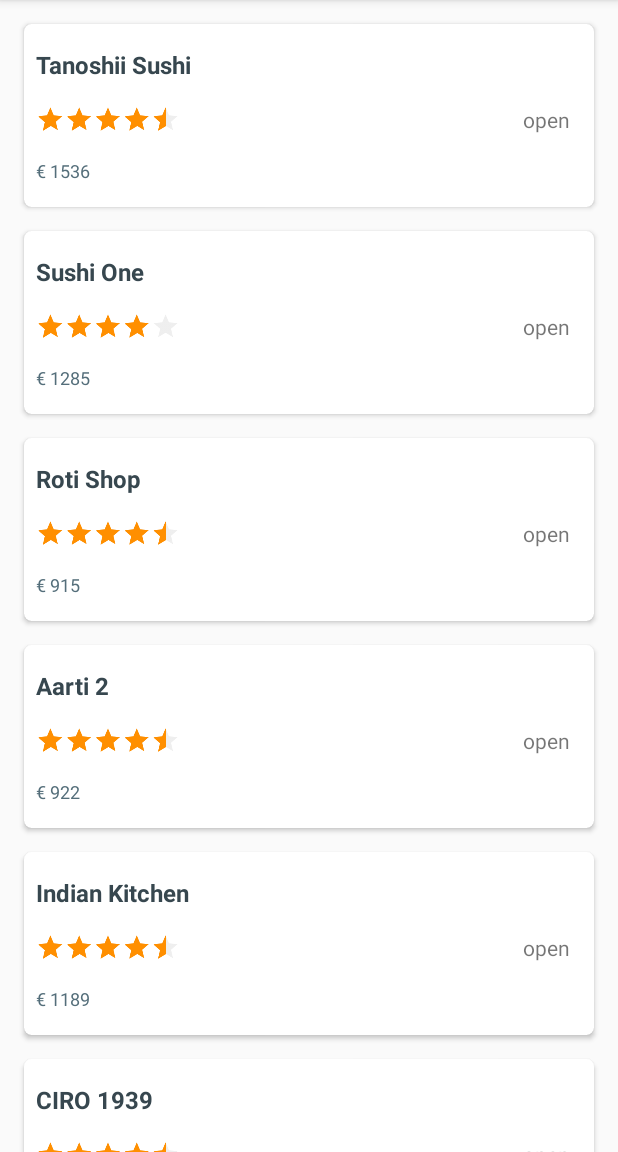
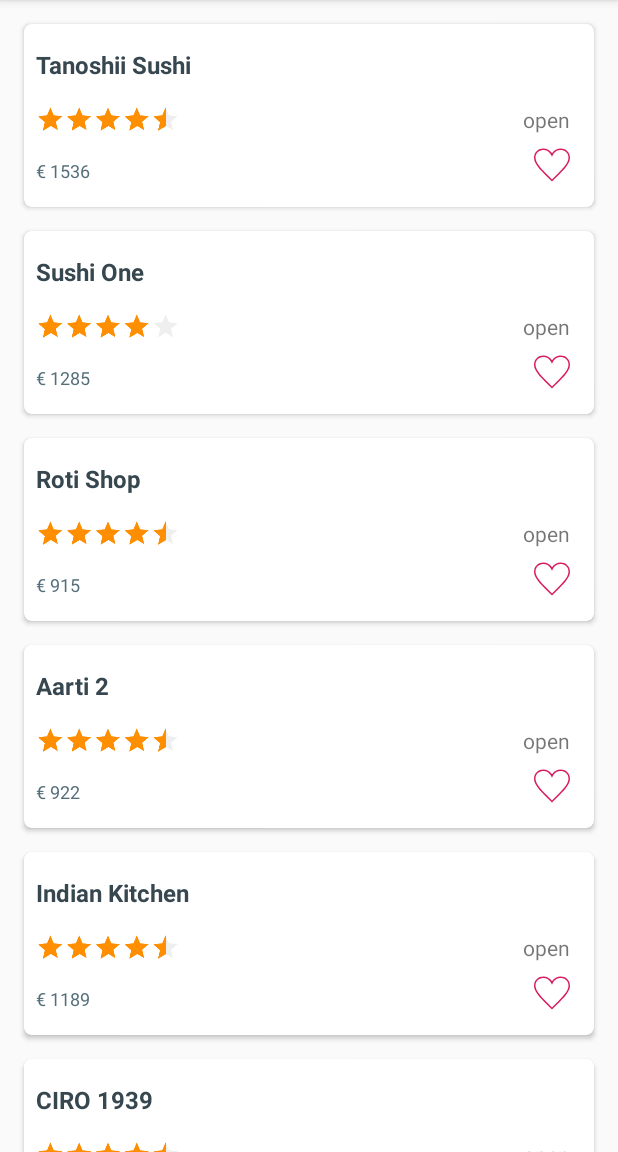
Before and after one commit to mohandeath/takeaway.com, an Android app: the screen it shows after launch (MainActivity), on a phone screen of 412 x 824 dp, the part 84-1236 px from its top. Run offline under Robolectric (Android 15) with nearby library versions, the phone set to English and light mode, and no system bars; our stand-ins replace Dagger/Hilt's generated code, RxJava.

```diff
--- a/app/build.gradle
+++ b/app/build.gradle
@@ -11,7 +11,7 @@ android {
     buildToolsVersion "29.0.2"
     defaultConfig {
         applicationId "com.takeaway.kiantestwork"
-        minSdkVersion 15
+        minSdkVersion 21
         targetSdkVersion 29
         versionCode 1
         versionName "1.0"
--- a/app/src/main/java/com/takeaway/kiantestwork/ui/adapter/RestauranListAdapter.kt
+++ b/app/src/main/java/com/takeaway/kiantestwork/ui/adapter/RestauranListAdapter.kt
@@ -37,8 +37,7 @@ class RestauranListAdapter(
     override fun onBindViewHolder(holder: RestaurantViewHolder, position: Int) {
         val item = restaurants[position]
         holder.bindView(item)
-        holder.itemView.setOnClickListener { onClick(item) }
-        //TODO : set onclick for favorite
+        holder.itemView.imgLike.setOnClickListener { onClick(item) }
     }
 
 
@@ -47,7 +46,12 @@ class RestauranListAdapter(
             itemView.tvName.text = restaurant.name
             itemView.tvOpen.text = restaurant.status
             itemView.tvRate.rating = restaurant.sortingValues.ratingAverage
-            itemView.tvDesc.text = "€ ${restaurant.sortingValues.averageProductPrice.toString()}"
+            itemView.tvDesc.text = "€ ${restaurant.sortingValues.averageProductPrice}"
+            itemView.imgLike.apply {
+                if (restaurant.isFavorite)
+                    setImageResource(R.drawable.ic_heart_filled)
+                else setImageResource(R.drawable.ic_heart_outline)
+            }
 
         }
     }
--- /dev/null
+++ b/app/src/main/res/drawable/ic_heart_filled.xml
@@ -0,0 +1,9 @@
+<vector xmlns:android="http://schemas.android.com/apk/res/android"
+    android:width="24dp"
+    android:height="24dp"
+    android:viewportWidth="24"
+    android:viewportHeight="24">
+  <path
+      android:fillColor="#FF000000"
+      android:pathData="M12,4.248c-3.148,-5.402 -12,-3.825 -12,2.944 0,4.661 5.571,9.427 12,15.808 6.43,-6.381 12,-11.147 12,-15.808 0,-6.792 -8.875,-8.306 -12,-2.944z"/>
+</vector>
--- /dev/null
+++ b/app/src/main/res/drawable/ic_heart_outline.xml
@@ -0,0 +1,10 @@
+<vector xmlns:android="http://schemas.android.com/apk/res/android"
+    android:width="24dp"
+    android:height="24dp"
+    android:viewportWidth="24"
+    android:viewportHeight="24">
+  <path
+      android:fillColor="#FF000000"
+      android:pathData="M12,21.593c-5.63,-5.539 -11,-10.297 -11,-14.402 0,-3.791 3.068,-5.191 5.281,-5.191 1.312,0 4.151,0.501 5.719,4.457 1.59,-3.968 4.464,-4.447 5.726,-4.447 2.54,0 5.274,1.621 5.274,5.181 0,4.069 -5.136,8.625 -11,14.402m5.726,-20.583c-2.203,0 -4.446,1.042 -5.726,3.238 -1.285,-2.206 -3.522,-3.248 -5.719,-3.248 -3.183,0 -6.281,2.187 -6.281,6.191 0,4.661 5.571,9.429 12,15.809 6.43,-6.38 12,-11.148 12,-15.809 0,-4.011 -3.095,-6.181 -6.274,-6.181"
+      android:fillType="evenOdd"/>
+</vector>
--- a/app/src/main/res/layout/restaurant_item.xml
+++ b/app/src/main/res/layout/restaurant_item.xml
@@ -3,6 +3,7 @@
     xmlns:app="http://schemas.android.com/apk/res-auto"
     android:layout_width="match_parent"
     android:layout_height="wrap_content"
+    xmlns:tools="http://schemas.android.com/tools"
     android:layout_margin="@dimen/space_1"
     android:layout_marginBottom="@dimen/space_2"
     app:cardCornerRadius="@dimen/card_radius"
@@ -18,6 +19,7 @@
         <TextView
             android:id="@+id/tvName"
             android:layout_width="0dp"
+            tools:text="sample title restaurant"
             android:layout_height="wrap_content"
             android:layout_marginStart="@dimen/space_1"
             android:layout_marginLeft="@dimen/space_1"
@@ -33,6 +35,7 @@
 
         <TextView
             android:id="@+id/tvOpen"
+            tools:text="OPEN!"
             android:layout_width="wrap_content"
             android:layout_height="wrap_content"
             android:layout_marginTop="@dimen/space_2"
@@ -44,16 +47,16 @@
 
         <TextView
             android:id="@+id/tvDesc"
-            android:layout_width="0dp"
+            android:layout_width="wrap_content"
             android:layout_height="wrap_content"
             android:layout_marginTop="16dp"
             android:layout_marginBottom="16dp"
             android:textColor="@color/colorDesc"
             android:textSize="@dimen/text_size_small"
             app:layout_constraintBottom_toBottomOf="parent"
-            app:layout_constraintEnd_toEndOf="@+id/tvOpen"
             app:layout_constraintStart_toStartOf="@+id/tvRate"
-            app:layout_constraintTop_toBottomOf="@+id/tvOpen" />
+            app:layout_constraintTop_toBottomOf="@+id/tvOpen"
+            tools:text="whatever stuff you say" />
 
         <RatingBar
             android:id="@+id/tvRate"
@@ -69,5 +72,15 @@
             android:transformPivotY="0dp"
             app:layout_constraintStart_toStartOf="@+id/tvName"
             app:layout_constraintTop_toBottomOf="@+id/tvName" />
+
+        <ImageView
+            android:id="@+id/imgLike"
+            android:layout_width="wrap_content"
+            android:layout_height="wrap_content"
+            android:layout_marginBottom="@dimen/space_2"
+            android:tint="@color/colorAccent"
+            app:layout_constraintBottom_toBottomOf="parent"
+            app:layout_constraintEnd_toEndOf="@+id/tvOpen"
+            app:srcCompat="@drawable/ic_heart_outline" />
     </androidx.constraintlayout.widget.ConstraintLayout>
 </androidx.cardview.widget.CardView>
```
